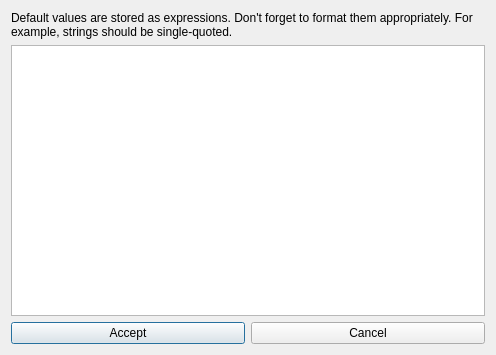
Old version of the form quickfeatures/gui/default_value_editor.ui in the repository andrew-plowright/quickfeatures.
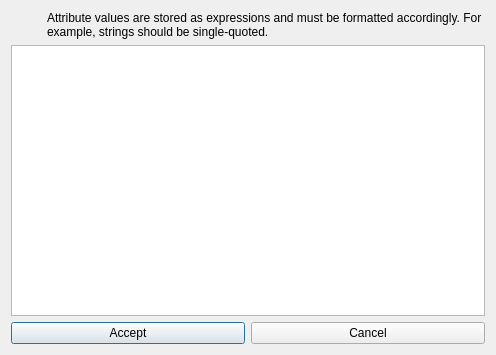
New version of the form.

What changed in the file:
```diff
--- a/quickfeatures/gui/default_value_editor.ui
+++ b/quickfeatures/gui/default_value_editor.ui
@@ -30,9 +30,27 @@
   </property>
   <layout class="QVBoxLayout" name="verticalLayout">
    <item>
-    <widget class="QLabel" name="label">
+    <layout class="QHBoxLayout" name="horizontal_layout1">
+     <item>
+      <widget class="QLabel" name="info_icon">
+       <property name="maximumSize">
+        <size>
+         <width>30</width>
+         <height>30</height>
+        </size>
+       </property>
      <property name="text">
-      <string>Default values are stored as expressions. Don't forget to format them appropriately. For example, strings should be single-quoted.</string>
+        <string/>
+       </property>
+       <property name="scaledContents">
+        <bool>true</bool>
+       </property>
+      </widget>
+     </item>
+     <item>
+      <widget class="QLabel" name="info_label">
+       <property name="text">
+        <string>Attribute values are stored as expressions and must be formatted accordingly. For example, strings should be single-quoted.</string>
      </property>
      <property name="wordWrap">
       <bool>true</bool>
@@ -42,6 +60,8 @@
      </property>
     </widget>
    </item>
+    </layout>
+   </item>
    <item>
     <layout class="QVBoxLayout" name="vertical_layout" stretch="0,0">
      <property name="sizeConstraint">
```
Left out of the diff: 8 changed lines with no effect on the pictures. Lines whose indentation alone changed are shown as unchanged.
